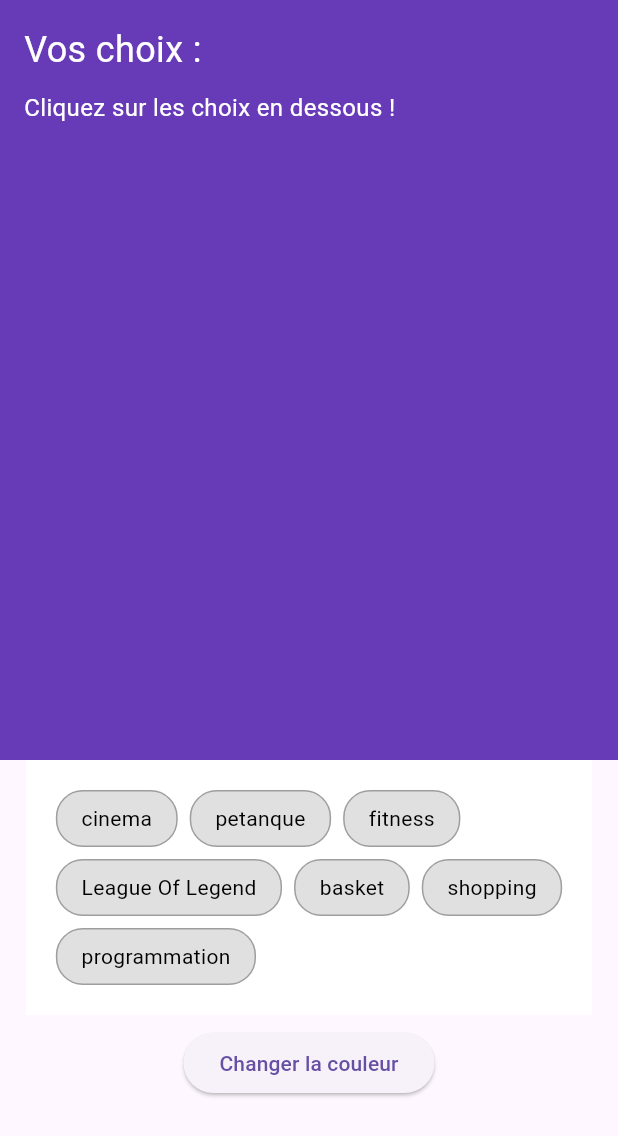
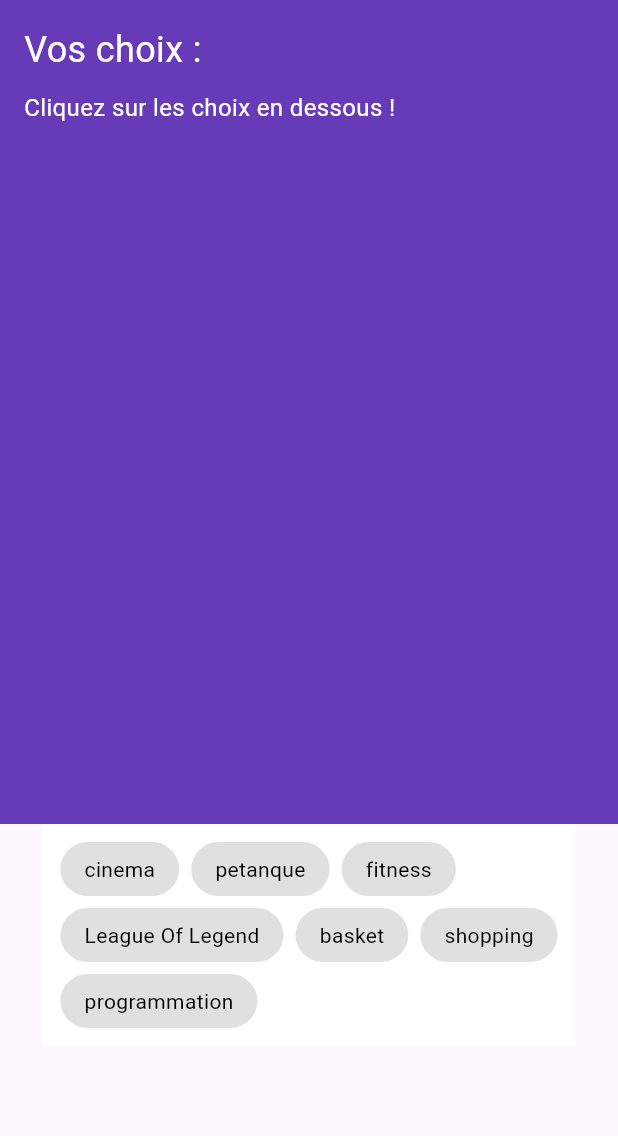
Before and after one commit to RobinSob94/Tp_flutter, a Flutter app: the screen it shows after launch, on a phone screen of 412 x 824 dp. Shown: the top 1136 px of the screen. Run offline on Flutter 3.47's test engine with Material 3 defaults, Android fonts, the phone set to English and light mode, and no system bars.

Commit message:
last push

```diff
--- a/lib/choice_item.dart
+++ b/lib/choice_item.dart
@@ -8,16 +8,14 @@ class ChoiceItem extends StatelessWidget {
 
   @override
   Widget build(BuildContext context) {
-    return Padding(
-      padding: const EdgeInsets.all(4.0),
-      child: GestureDetector(
+    return GestureDetector(
       onTap: () => onSelected(choice),
       child: Container(
+        margin: EdgeInsets.all(4.0),
         padding: EdgeInsets.symmetric(horizontal: 16.0, vertical: 8.0),
         decoration: BoxDecoration(
           color: Colors.grey[300],
           borderRadius: BorderRadius.circular(18.0),
-            border: Border.all(color: Colors.grey),
         ),
         child: Text(
           choice,
@@ -26,7 +24,6 @@ class ChoiceItem extends StatelessWidget {
           ),
         ),
       ),
-      ),
     );
   }
 }
--- a/lib/footer.dart
+++ b/lib/footer.dart
@@ -19,9 +19,10 @@ class Footer extends StatelessWidget {
   @override
   Widget build(BuildContext context) {
     return Container(
-      padding: EdgeInsets.all(16.0),
       color: Colors.white,
+      padding: EdgeInsets.all(8.0),
       child: Wrap(
+        alignment: WrapAlignment.start,
         children: choices.map((choice) {
           return ChoiceItem(
             choice: choice,
--- a/lib/main.dart
+++ b/lib/main.dart
@@ -1,5 +1,4 @@
 import 'package:flutter/material.dart';
-import 'dart:math';
 import 'header.dart';
 import 'footer.dart';
 
@@ -35,22 +34,6 @@ class _HomeState extends State<Home> {
     });
   }
 
-  void changeHeaderColor() {
-    setState(() {
-      headerColor = getRandomColor();
-    });
-  }
-
-  Color getRandomColor() {
-    Random random = Random();
-    return Color.fromRGBO(
-      random.nextInt(256),
-      random.nextInt(256),
-      random.nextInt(256),
-      1,
-    );
-  }
-
   @override
   Widget build(BuildContext context) {
     return Scaffold(
@@ -64,13 +47,6 @@ class _HomeState extends State<Home> {
             flex: 1,
             child: Footer(onChoiceSelected: onChoiceSelected),
           ),
-          Padding(
-            padding: const EdgeInsets.all(8.0),
-            child: ElevatedButton(
-              onPressed: changeHeaderColor,
-              child: Text('Changer la couleur'),
-            ),
-          ),
         ],
       ),
     );
```
Lines whose indentation alone changed are shown as unchanged.
